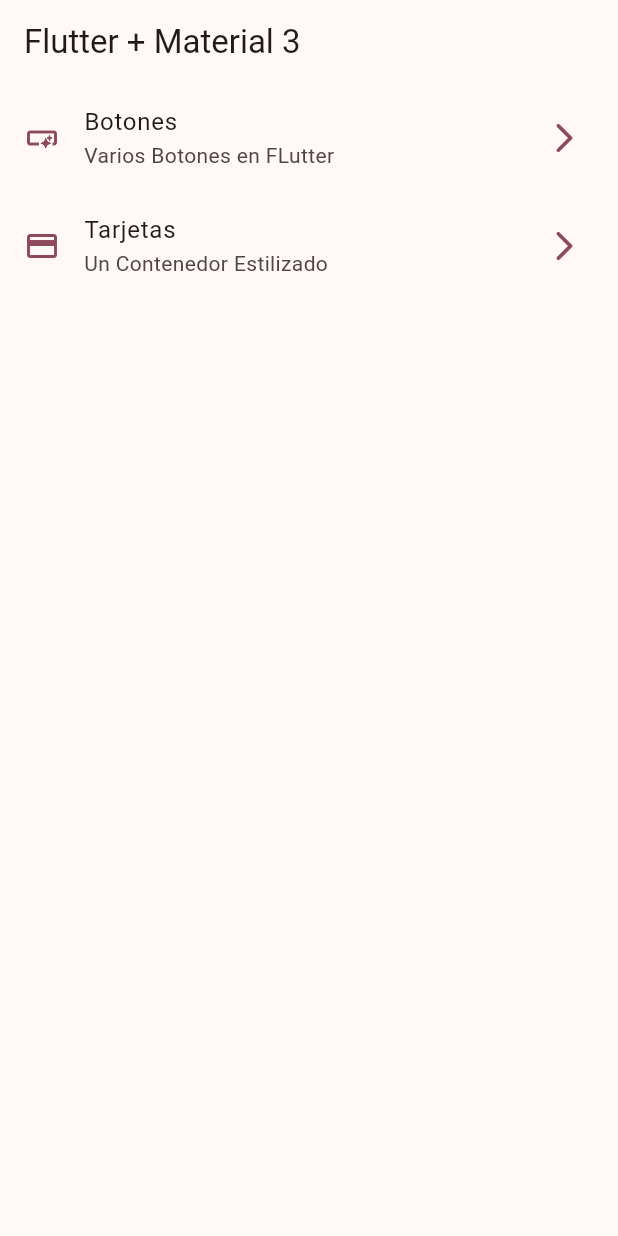
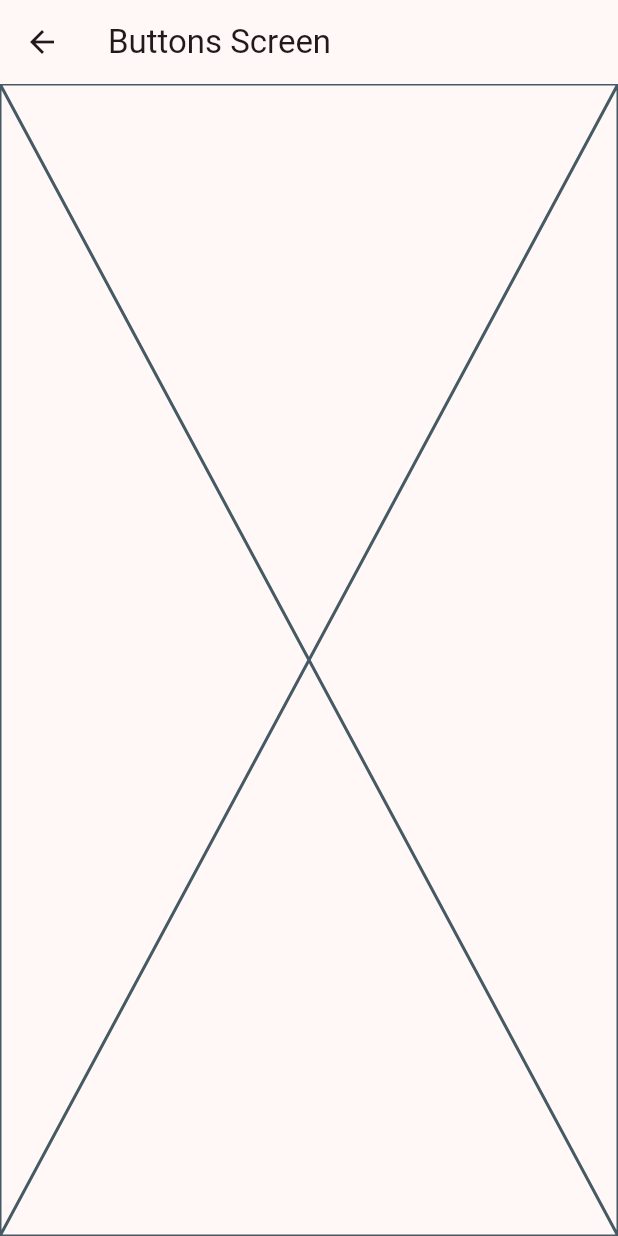
Before and after one commit to geeklagunero/widgetApp, a Flutter app: the screen it shows after launch, after a tap on "Botones", on a phone screen of 412 x 824 dp. Run offline on Flutter 3.47's test engine with Material 3 defaults, Android fonts, the phone set to English and light mode, and no system bars.

```diff
--- a/lib/config/menu/menu_item.dart
+++ b/lib/config/menu/menu_item.dart
@@ -24,7 +24,7 @@ const appMenuItems = <MenuItem>[
   MenuItem(
     title: "Tarjetas",
     subTitle: "Un Contenedor Estilizado",
-    link: '/card',
+    link: '/cards',
     icon: Icons.credit_card,
   ),
 ];
--- a/lib/main.dart
+++ b/lib/main.dart
@@ -1,5 +1,7 @@
 import 'package:flutter/material.dart';
 import 'package:widget_app/config/theme/app_theme.dart';
+import 'package:widget_app/presentation/screens/buttons/buttons_screens.dart';
+import 'package:widget_app/presentation/screens/cards/cards_screen.dart';
 import 'package:widget_app/presentation/screens/home/home_screen.dart';
 
 void main() {
@@ -15,6 +17,10 @@ class MainApp extends StatelessWidget {
       debugShowCheckedModeBanner: false,
       theme: AppTheme(selectedColor: 8).getTheme(),
       home: HomeScreen(),
+      routes: {
+        '/buttons': (context) => ButtonsScreens(),
+        '/cards': (context) => CardsScreens(),
+      },
     );
   }
 }
--- /dev/null
+++ b/lib/presentation/screens/buttons/buttons_screens.dart
@@ -0,0 +1,15 @@
+import 'package:flutter/material.dart';
+
+class ButtonsScreens extends StatelessWidget {
+  const ButtonsScreens({super.key});
+
+  @override
+  Widget build(BuildContext context) {
+    return Scaffold(
+      appBar: AppBar(
+        title: const Text("Buttons Screen"),
+      ),
+      body: const Placeholder(),
+    );
+  }
+}
--- a/lib/presentation/screens/home/home_screen.dart
+++ b/lib/presentation/screens/home/home_screen.dart
@@ -1,5 +1,6 @@
 import 'package:flutter/material.dart';
 import 'package:widget_app/config/menu/menu_item.dart';
+import 'package:widget_app/presentation/screens/buttons/buttons_screens.dart';
 
 class HomeScreen extends StatelessWidget {
   const HomeScreen({super.key});
@@ -52,7 +53,15 @@ class _CustomListTile extends StatelessWidget {
       ),
       title: Text(menuItem.title),
       subtitle: Text(menuItem.subTitle),
-      onTap: () {},
+      onTap: () {
+        //Todo: navegar a otra pantalla
+        // Navigator.of(context).push(
+        //   MaterialPageRoute(
+        //     builder: (context) => ButtonsScreens(),
+        //   ),
+        // );
+        Navigator.pushNamed(context, menuItem.link);
+      },
     );
   }
 }
```
Also changed, not shown: lib/presentation/screens/cards/cards_screen.dart (added, +15 -0 lines).
